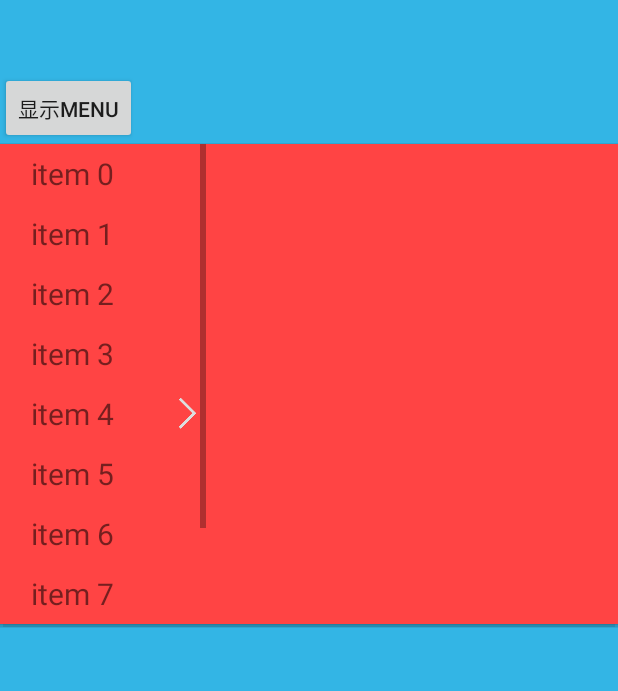
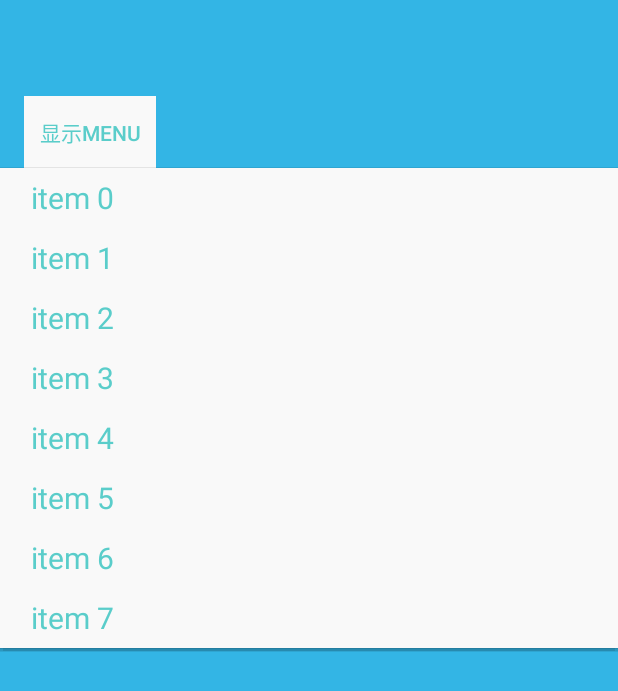
Before and after one commit to street90/FlowMenu, an Android app: the screen it shows after launch (MainActivity), after a tap on "显示MENU", on a phone screen of 412 x 824 dp. Shown: the top 691 px of the screen. Run offline under Robolectric (Android 15) with nearby library versions, the phone set to English and light mode, and no system bars; our stand-ins replace ButterKnife.

Commit message:
完成基本功能

```diff
--- a/app/src/main/java/com/app/song/flowmenu/MainActivity.java
+++ b/app/src/main/java/com/app/song/flowmenu/MainActivity.java
@@ -1,10 +1,8 @@
 package com.app.song.flowmenu;
 
-import android.os.Build;
 import android.os.Bundle;
 import android.support.v7.app.AppCompatActivity;
 import android.view.View;
-import android.view.WindowManager;
 import android.widget.Button;
 import android.widget.Toast;
 
@@ -32,13 +30,6 @@ public class MainActivity extends AppCompatActivity {
         super.onCreate(savedInstanceState);
         setContentView(R.layout.activity_main);
 
-        if (Build.VERSION.SDK_INT >= Build.VERSION_CODES.KITKAT) {
-            // 透明状态栏
-            getWindow().addFlags(WindowManager.LayoutParams.FLAG_TRANSLUCENT_STATUS);
-            // 透明导航栏
-            getWindow().addFlags(WindowManager.LayoutParams.FLAG_TRANSLUCENT_NAVIGATION);
-        }
-
         ButterKnife.bind(this);
 
         mDataList1 = new ArrayList<String>();
@@ -61,6 +52,8 @@ public class MainActivity extends AppCompatActivity {
 
         mFlShow.setLvData1(mDataList3);
 
+        mFlShow.setFirstMenuWidth(100);
+
         mFlShow.setOnItemClickListener(new ItemClickListener() {
             @Override
             public void firstListViewClick(View view, Object o, int item) {
@@ -76,19 +69,13 @@ public class MainActivity extends AppCompatActivity {
 
             @Override
             public void secondListViewClick(View view, Object o, int item) {
-                mDataList2.clear();
 
-                for (int i = 0; i < 10; i++) {
-                    mDataList2.add(item + " item "+i);
-                }
+                Toast.makeText(MainActivity.this,"show item " + item, Toast.LENGTH_SHORT).show();
 
-                ( (FlowMenuAdapter)o).setData(mDataList2);
+                mFlShow.getButton().setText(mDataList1.get(item));
+
             }
 
-            @Override
-            public void thirdListViewClick(View view, Object o, int item) {
-                Toast.makeText(MainActivity.this,"show item " + item,Toast.LENGTH_SHORT).show();
-            }
         });
     }
 }
--- a/app/src/main/res/layout/activity_main.xml
+++ b/app/src/main/res/layout/activity_main.xml
@@ -24,7 +24,7 @@
     <com.app.song.library.FlowMenu
         android:id="@+id/fl_show"
         android:layout_below="@+id/bt_show"
-        android:layout_width="match_parent"
+        android:layout_width="wrap_content"
         android:layout_height="wrap_content"
 
         />
--- a/library/src/main/java/com/app/song/library/FlowMenu.java
+++ b/library/src/main/java/com/app/song/library/FlowMenu.java
@@ -1,11 +1,13 @@
 package com.app.song.library;
 
 import android.content.Context;
+import android.content.res.ColorStateList;
+import android.content.res.TypedArray;
 import android.graphics.drawable.BitmapDrawable;
 import android.util.AttributeSet;
-import android.util.Log;
 import android.view.LayoutInflater;
 import android.view.View;
+import android.view.ViewGroup;
 import android.widget.AdapterView;
 import android.widget.Button;
 import android.widget.LinearLayout;
@@ -26,43 +28,63 @@ public class FlowMenu extends LinearLayout {
     private static final String TAG = "FlowMenu";
 
     private PopupWindow mPopupWindow;
+
     private Button btShow;
+
     private Context mContext;
-    private ListView lvMenu1,lvMenu2,lvMenu3;
-    private List<String> mDataList1,mDataList2,mDataList3;
-    private FlowMenuAdapter mAdapter1,mAdapter2,mAdapter3;
+
+    private ListView lvMenu1,lvMenu2;
+
+    private List<String> mDataList1,mDataList2;//
+
+    private FlowMenuAdapter mAdapter1,mAdapter2;
+
     private int showNum = 6;//listView显示的数量
+
     private int itemHight = 40;//listView 单个item的高度 dp
 
-    private LinearLayout.LayoutParams mLayoutParams;//布局的属性
+    private int firstMenuWith = -1;//第一个listView宽度
+
+    TypedArray ta;//属性设置
+
+
+    private ViewGroup.LayoutParams mLayoutParams;//布局的属性
 
     private ItemClickListener mItemClickListener;
 
 
     public FlowMenu(Context context) {
         super(context);
-        initMenu(context);
     }
 
     public FlowMenu(Context context, AttributeSet attrs) {
         super(context, attrs);
-        initMenu(context);
+        initMenu(context, attrs);
     }
 
     public FlowMenu(Context context, AttributeSet attrs, int defStyleAttr) {
         super(context, attrs, defStyleAttr);
-        initMenu(context);
+        initMenu(context, attrs);
     }
 
-    private void initMenu(Context context) {
+    private void initMenu(Context context,AttributeSet attrs) {
 
         mContext = context;
 
+        ta = mContext.obtainStyledAttributes(attrs,R.styleable.FlowMenu);
+
+        showNum = ta.getInt(R.styleable.FlowMenu_show_num,6);
+
+        firstMenuWith = (int) ta.getDimension(R.styleable.FlowMenu_first_menu_width,-1);
+
+        ta.recycle();
+
         View view = LayoutInflater.from(context).inflate(R.layout.pop_menu,null);
+
         lvMenu1 = (ListView) view.findViewById(R.id.lv_menu1);
         lvMenu2 = (ListView) view.findViewById(R.id.lv_menu2);
-        lvMenu3 = (ListView) view.findViewById(R.id.lv_menu3);
         mPopupWindow = new PopupWindow(view,LayoutParams.MATCH_PARENT,LayoutParams.WRAP_CONTENT,true);
+        mPopupWindow.setAnimationStyle(R.style.popwin_anim_style);
         mPopupWindow.setTouchable(true);
         mPopupWindow.setOutsideTouchable(true);
         mPopupWindow.setBackgroundDrawable(new BitmapDrawable());
@@ -72,30 +94,26 @@ public class FlowMenu extends LinearLayout {
             public void onDismiss() {
                 lvMenu1.setSelection(0);
                 setLvData2(null);
-                setLvData3(null);
+
             }
         });
 
         mAdapter1 = FlowMenuAdapter.newInstance();
         mAdapter2 = FlowMenuAdapter.newInstance();
-        mAdapter3 = FlowMenuAdapter.newInstance();
 
         itemHight = utils.dip2px(mContext,itemHight);
 
-        setLvLp();
 
         lvMenu1.setOnItemClickListener(new AdapterView.OnItemClickListener() {
             @Override
             public void onItemClick(AdapterView<?> adapterView, View view, int i, long l) {
 
 
-
-                setLvData3(null);
-
                 if(mItemClickListener != null)
                     mItemClickListener.firstListViewClick(view,mAdapter2,i);
 
                 lvMenu2.setSelection(0);
+
             }
         });
 
@@ -103,30 +121,27 @@ public class FlowMenu extends LinearLayout {
             @Override
             public void onItemClick(AdapterView<?> adapterView, View view, int i, long l) {
 
+                if(mItemClickListener != null)
+                    mItemClickListener.secondListViewClick(view,null,i);
 
-
-                if(mItemClickListener != null)
-                    mItemClickListener.secondListViewClick(view,mAdapter3,i);
-
-                lvMenu3.setSelection(0);
+                setPopupWindowShowOrHide();
             }
         });
 
 
-        lvMenu3.setOnItemClickListener(new AdapterView.OnItemClickListener() {
-            @Override
-            public void onItemClick(AdapterView<?> adapterView, View view, int i, long l) {
-                if(mItemClickListener != null)
-                    mItemClickListener.thirdListViewClick(view,null,i);
-            }
-        });
+
 
 
         lvMenu1.setAdapter(mAdapter1);
         lvMenu2.setAdapter(mAdapter2);
-        lvMenu3.setAdapter(mAdapter3);
 
         btShow = new Button(mContext);
+
+
+        ColorStateList mColorStateList = mContext.getResources().getColorStateList(R.color.item_text_color);
+        btShow.setBackgroundResource(R.drawable.item_bg);
+        btShow.setTextColor(mColorStateList);
+
         btShow.setText("显示MENU");
         mLayoutParams = new LayoutParams(LayoutParams.WRAP_CONTENT,LayoutParams.WRAP_CONTENT);
         btShow.setLayoutParams(mLayoutParams);
@@ -136,40 +151,43 @@ public class FlowMenu extends LinearLayout {
             public void onClick(View view) {
 
 
+                setMenuLayoutParams();
 
+                setPopupWindowShowOrHide();
+
+            }
+        });
+
+
+    }
+
+
+    /**
+     * 当Menu只显示一个的时候调用
+     *
+     * 设置Menu的隐藏或者显示
+     */
+    public void setPopupWindowShowOrHide() {
         if(mPopupWindow== null)
             return;
-
-                setLvLp();
 
         if( !mPopupWindow.isShowing())
         {
             mAdapter1.setData(mDataList1);
 
-                    mPopupWindow.showAsDropDown(view);
+            mPopupWindow.showAsDropDown(btShow);
 
         }
         else
         {
             mPopupWindow.dismiss();
         }
-
-
-                Log.d(TAG,"show");
-            }
-        });
-
-
-
     }
 
     @Override
     protected void onLayout(boolean changed, int l, int t, int r, int b) {
         super.onLayout(changed, l, t, r, b);
-
-
     }
-
 
     /**
      * 设置 第一个listView数据
@@ -195,20 +213,10 @@ public class FlowMenu extends LinearLayout {
             mAdapter2.setData(mDataList2);
     }
 
-
     /**
-     * 设置 第三个listView数据
-     * @param mDataList3
+     * 设置点击监听事件
+     * @param mItemClickListener
      */
-    public void setLvData3(List<String> mDataList3)
-    {
-
-        this.mDataList3 = mDataList3;
-        if(mAdapter3 != null)
-            mAdapter3.setData(mDataList3);
-    }
-
-
     public void setOnItemClickListener(ItemClickListener mItemClickListener)
     {
         this.mItemClickListener = mItemClickListener;
@@ -227,6 +235,13 @@ public class FlowMenu extends LinearLayout {
     }
 
 
+    private void setMenuLayoutParams()
+    {
+        setFirstMenuLayoutParams();
+        setSecondMenuLayoutParams();
+    }
+
+
     /**
      * 设置ListItem高度
      * @param itemHight
@@ -237,24 +252,92 @@ public class FlowMenu extends LinearLayout {
             return;
 
         this.itemHight = itemHight;
+    }
+
+
+
+
+    /**
+     * 是否只显示一个ListView
+     * @param isShow  true 显示一个  false 显示两个
+     */
+    public void showOneMenu(boolean isShow)
+    {
+        if(isShow)
+            lvMenu2.setVisibility(View.GONE);
+    }
+
+    /**
+     * 获得Button设置属性
+     * @return
+     */
+    public Button getButton()
+    {
+        return btShow;
+    }
+
+
+
+    public void setFirstMenuWidth(int width)
+    {
+
+        if(width < 20)
+            return;
+
+        firstMenuWith = width;
+
 
     }
 
 
     /**
-     * 设置布局
+     * 设置第一个ListView的属性
      */
-    private void setLvLp()
+
+    private LinearLayout.LayoutParams mFirstParams;
+
+    private void setFirstMenuLayoutParams()
     {
-        mLayoutParams = new LayoutParams(LayoutParams.WRAP_CONTENT,LayoutParams.WRAP_CONTENT);
-        mLayoutParams.width = 0;
-        mLayoutParams.height = itemHight*showNum;
-        mLayoutParams.weight = 1;
 
-        lvMenu1.setLayoutParams(mLayoutParams);
-        lvMenu2.setLayoutParams(mLayoutParams);
-        lvMenu3.setLayoutParams(mLayoutParams);
+        if(mFirstParams == null)
+            mFirstParams = (LinearLayout.LayoutParams) lvMenu1.getLayoutParams();
+
+        if(firstMenuWith == -1) {
+            mFirstParams.weight = 1;
+            mFirstParams.width = utils.dip2px(mContext, 0);
+        }
+        else
+        {
+            mFirstParams.weight = 0;
+            mFirstParams.width = utils.dip2px(mContext, firstMenuWith);
+        }
+
+        mFirstParams.height = itemHight * showNum;
+
+        lvMenu1.setLayoutParams(mFirstParams);
+
     }
 
 
+    /**
+     * 设置第二个ListView的属性
+     */
+
+    private LinearLayout.LayoutParams mSecondParams;
+
+    private void setSecondMenuLayoutParams()
+    {
+
+        if(mSecondParams == null)
+            mSecondParams = (LayoutParams) lvMenu2.getLayoutParams();
+
+        mSecondParams.height = itemHight * showNum;
+
+        lvMenu2.setLayoutParams(mSecondParams);
+
     }
+
+
+
+
+}
--- a/library/src/main/java/com/app/song/library/adapter/FlowMenuAdapter.java
+++ b/library/src/main/java/com/app/song/library/adapter/FlowMenuAdapter.java
@@ -1,6 +1,5 @@
 package com.app.song.library.adapter;
 
-import android.graphics.drawable.Drawable;
 import android.view.LayoutInflater;
 import android.view.View;
 import android.view.ViewGroup;
@@ -19,6 +18,7 @@ public class FlowMenuAdapter extends BaseAdapter {
     private List<String> mDataList;
 
 
+
     private  FlowMenuAdapter()
     {}
 
@@ -34,7 +34,6 @@ public class FlowMenuAdapter extends BaseAdapter {
     }
 
 
-
     @Override
     public int getCount() {
 
@@ -46,6 +45,8 @@ public class FlowMenuAdapter extends BaseAdapter {
 
     @Override
     public Object getItem(int i) {
+        if(mDataList != null)
+            return mDataList.get(i);
         return null;
     }
 
@@ -72,21 +73,6 @@ public class FlowMenuAdapter extends BaseAdapter {
 
         holder.tvItem.setText(mDataList.get(i));
 
-
-        Drawable drawable = viewGroup.getContext().getResources().getDrawable(R.drawable.arrow_right,null);
-
-        drawable.setBounds(0,0,drawable.getMinimumWidth(),drawable.getMinimumHeight());
-
-        if(i == 4)
-        {
-            holder.tvItem.setCompoundDrawables(null,null,drawable,null);
-        }
-        else
-        {
-            holder.tvItem.setCompoundDrawables(null,null,null,null);
-        }
-
-
         return view;
     }
 
--- a/library/src/main/java/com/app/song/library/interfaces/ItemClickListener.java
+++ b/library/src/main/java/com/app/song/library/interfaces/ItemClickListener.java
@@ -25,12 +25,5 @@ public interface ItemClickListener {
     void secondListViewClick(View view,Object o,int num);
 
 
-    /**
-     * 第三个listView点击监听
-     * @param view
-     * @param o
-     * @param num
-     */
-    void thirdListViewClick(View view,Object o,int num);
 
 }
--- /dev/null
+++ b/library/src/main/res/color/item_text_color.xml
@@ -0,0 +1,7 @@
+<?xml version="1.0" encoding="utf-8"?>
+<selector xmlns:android="http://schemas.android.com/apk/res/android">
+    <item android:state_pressed="true" android:color="#F9F9F9"/>
+    <item android:state_selected="true" android:color="#F9F9F9"/>
+    <item android:state_activated="true" android:color="#F9F9F9"/>
+    <item android:color="#5ACDCA"/>
+</selector>
--- /dev/null
+++ b/library/src/main/res/drawable/item_bg.xml
@@ -0,0 +1,8 @@
+<?xml version="1.0" encoding="utf-8"?>
+<selector xmlns:android="http://schemas.android.com/apk/res/android">
+    <item android:state_pressed="true" android:drawable="@drawable/shape_press"/>
+    <item android:state_selected="true" android:drawable="@drawable/shape_press"/>
+    <item android:state_activated="true" android:drawable="@drawable/shape_press"/>
+    <item android:drawable="@drawable/shape_normal"/>
+
+</selector>
--- /dev/null
+++ b/library/src/main/res/drawable/shape_normal.xml
@@ -0,0 +1,4 @@
+<?xml version="1.0" encoding="utf-8"?>
+<shape xmlns:android="http://schemas.android.com/apk/res/android">
+<solid android:color="#F9F9F9"/>
+</shape>
--- /dev/null
+++ b/library/src/main/res/drawable/shape_press.xml
@@ -0,0 +1,4 @@
+<?xml version="1.0" encoding="utf-8"?>
+<shape xmlns:android="http://schemas.android.com/apk/res/android">
+<solid android:color="#5ACDCA"/>
+</shape>
--- a/library/src/main/res/layout/item.xml
+++ b/library/src/main/res/layout/item.xml
@@ -1,15 +1,20 @@
 <?xml version="1.0" encoding="utf-8"?>
 <LinearLayout xmlns:android="http://schemas.android.com/apk/res/android"
+              android:layout_width="match_parent"
+              android:layout_height="match_parent"
+              android:background="@drawable/item_bg"
               android:orientation="vertical"
-              android:layout_width="match_parent"
-              android:layout_height="match_parent">
+    >
+
     <TextView
         android:id="@+id/tv_item"
+        android:layout_width="match_parent"
+        android:layout_height="40dp"
+        android:duplicateParentState="true"
+        android:gravity="left|center_vertical"
+        android:paddingLeft="16dp"
+        android:textColor="@color/item_text_color"
         android:textSize="20sp"
-        android:layout_width="match_parent"
-        android:gravity="left|center_vertical"
-        android:layout_height="40dp"
-        android:paddingLeft="16dp"
         />
 
 </LinearLayout>
--- a/library/src/main/res/layout/pop_menu.xml
+++ b/library/src/main/res/layout/pop_menu.xml
@@ -1,10 +1,11 @@
 <?xml version="1.0" encoding="utf-8"?>
 <LinearLayout xmlns:android="http://schemas.android.com/apk/res/android"
+              android:id="@+id/ll_root_view"
               android:layout_width="match_parent"
               android:layout_height="match_parent"
-              android:background="@android:color/holo_red_light"
+              android:minHeight="40dp"
               android:orientation="horizontal"
-              android:minHeight="30dp"
+              android:background="#F9F9F9"
     >
 
 
@@ -13,7 +14,11 @@
         android:layout_width="0dp"
         android:layout_height="match_parent"
         android:layout_weight="1"
+        android:cacheColorHint="@android:color/transparent"
+        android:choiceMode="singleChoice"
         android:divider="@null"
+        android:fadingEdge="none"
+        android:scrollbars="none"
         />
 
     <ListView
@@ -21,16 +26,10 @@
         android:layout_width="0dp"
         android:layout_height="match_parent"
         android:layout_weight="1"
+        android:cacheColorHint="@android:color/transparent"
         android:divider="@null"
+        android:fadingEdge="none"
+        android:scrollbars="none"
         />
 
-    <ListView
-        android:id="@+id/lv_menu3"
-        android:layout_width="0dp"
-        android:layout_height="match_parent"
-        android:layout_weight="1"
-        android:divider="@null"
-        />
-
-
 </LinearLayout>
--- /dev/null
+++ b/library/src/main/res/values/attrs.xml
@@ -0,0 +1,8 @@
+<?xml version="1.0" encoding="utf-8"?>
+<resources>
+    <declare-styleable name="FlowMenu">
+        <attr name="show_num" format="integer"/>
+        <attr name="first_menu_width" format="dimension"/>
+
+    </declare-styleable>
+</resources>
--- /dev/null
+++ b/library/src/main/res/values/styles.xml
@@ -0,0 +1,9 @@
+<?xml version="1.0" encoding="utf-8"?>
+<resources>
+    <style name="popwin_anim_style">
+        <item name="android:windowEnterAnimation">@anim/menushow</item>
+        <item name="android:windowExitAnimation">@anim/menuhide</item>
+    </style>
+
+
+</resources>
```
Also changed, not shown: library/src/main/res/anim/menuhide.xml (added, +14 -0 lines), library/src/main/res/anim/menushow.xml (added, +15 -0 lines), library/src/main/res/drawable-xxhdpi/arrow_right.png (deleted). Lines whose indentation alone changed are shown as unchanged.
